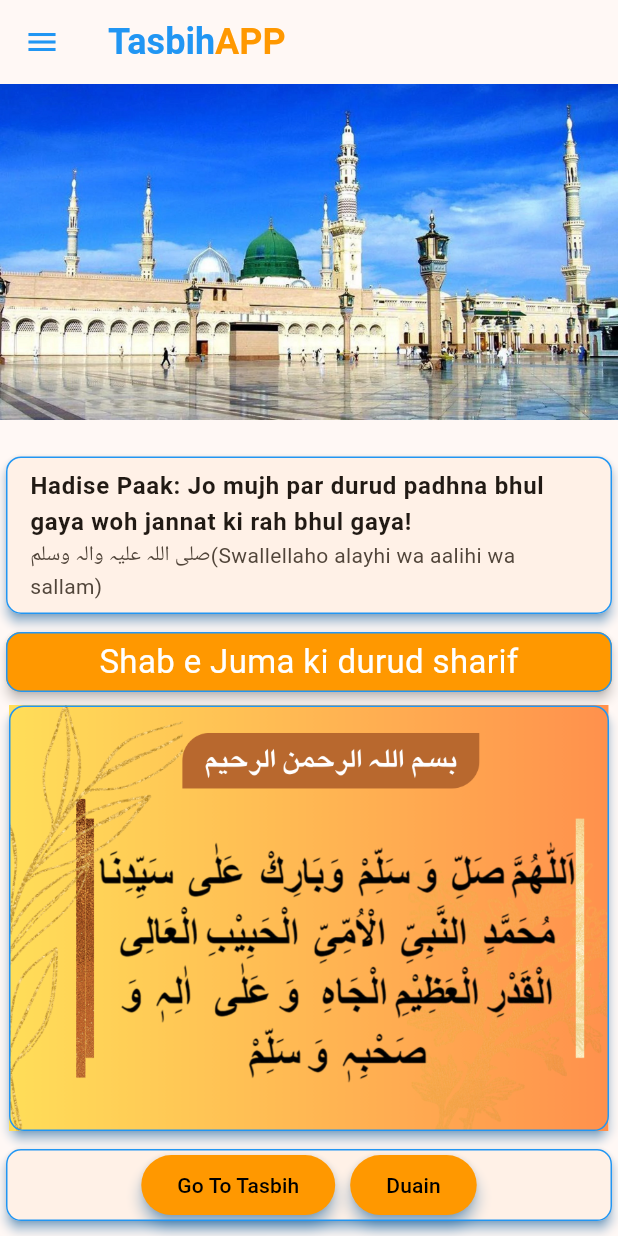
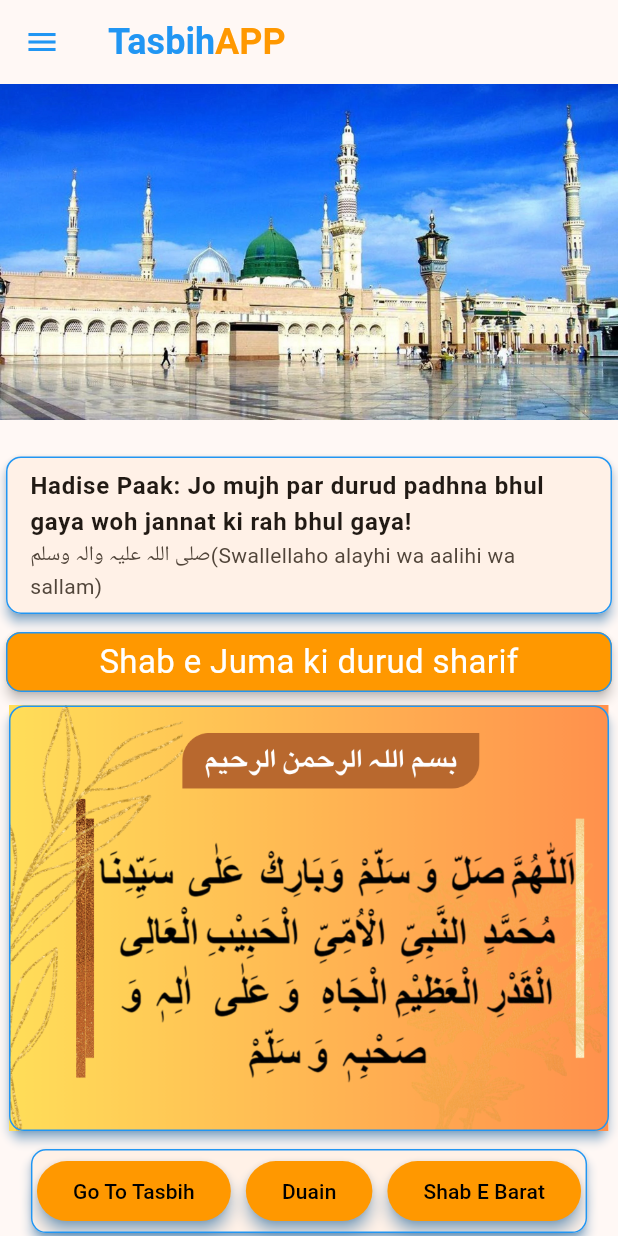
Before and after one commit to shossain786/tasbih, a Flutter app: the screen it shows after launch, on a phone screen of 412 x 824 dp. Run offline on Flutter 3.47's test engine with Material 3 defaults, Android fonts, the light colour scheme and no system bars; our stand-ins replace shared_preferences; missing offline and left inert: flutter_islamic_icons, flutter_vibrate.

Commit message:
script updated

```diff
--- a/lib/screens/home_screen.dart
+++ b/lib/screens/home_screen.dart
@@ -3,6 +3,7 @@ import 'package:tasbih/appdrawer.dart';
 import 'package:tasbih/counter_items.dart';
 import 'package:tasbih/screens/dua1.dart';
 import 'package:tasbih/screens/durud_sharif.dart';
+import 'package:tasbih/screens/shab_e_berat.dart';
 import 'package:tasbih/utils/library_utils.dart';
 
 class HomePage extends StatelessWidget {
@@ -104,6 +105,10 @@ class HomePage extends StatelessWidget {
                   borderRadius:
                       BorderRadiusDirectional.all(Radius.circular(10)),
                 ),
+                child: SingleChildScrollView(
+                  scrollDirection: Axis.horizontal,
+                  child: Padding(
+                    padding: const EdgeInsets.all(4.0),
                     child: Row(
                       mainAxisAlignment: MainAxisAlignment.center,
                       children: [
@@ -146,7 +151,29 @@ class HomePage extends StatelessWidget {
                           ),
                           child: const Text('Duain'),
                         ),
+                        const Padding(padding: EdgeInsets.only(left: 10)),
+                        ElevatedButton(
+                          onPressed: () {
+                            Navigator.push(
+                              context,
+                              MaterialPageRoute(
+                                builder: (context) => const ShabeBaraatScreen(),
+                              ),
+                            );
+                          },
+                          style: ButtonStyle(
+                            backgroundColor:
+                                MaterialStateProperty.all(Colors.orange),
+                            elevation: const MaterialStatePropertyAll(4),
+                            shadowColor: MaterialStateProperty.all(Colors.blue),
+                            foregroundColor:
+                                MaterialStateProperty.all(Colors.black),
+                          ),
+                          child: const Text('Shab E Barat'),
+                        ),
                       ],
+                    ),
+                  ),
                 ),
               ),
             ],
```
Also changed, not shown: lib/screens/shab_e_berat.dart (+9 -6 lines), 1 other file. Lines whose indentation alone changed are shown as unchanged.
